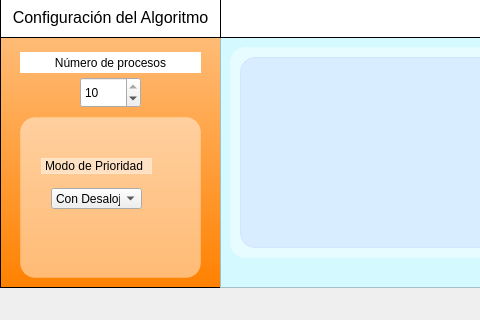
Old version of the form mainwindow.ui in the repository Sgontardo/proyecto-so; both pictures show x 0 to 480 and y 272 to 592 of the 1016 by 592 pixel window.
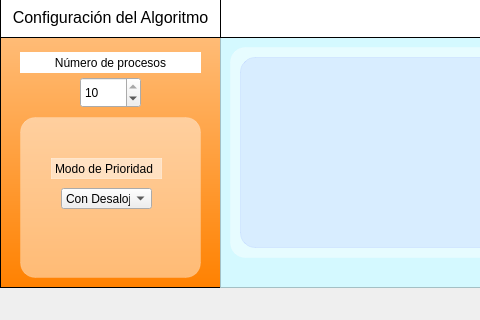
New version of the form. The open tabs and pages were chosen to show the change.

Commit message: ajuste de ventana de configuración de algoritmo

Diff of the .ui file:
```diff
--- a/mainwindow.ui
+++ b/mainwindow.ui
@@ -376,10 +376,10 @@
        <widget class="QLabel" name="label_prioridad">
         <property name="geometry">
          <rect>
-          <x>20</x>
+          <x>30</x>
           <y>20</y>
           <width>111</width>
-          <height>16</height>
+          <height>21</height>
          </rect>
         </property>
         <property name="text">
@@ -389,7 +389,7 @@
        <widget class="QComboBox" name="comboBox_prioridad">
         <property name="geometry">
          <rect>
-          <x>30</x>
+          <x>40</x>
           <y>50</y>
           <width>91</width>
           <height>21</height>
```
Left out of the diff: 12 changed lines with no effect on the pictures. The commit also changes 6 other files.
